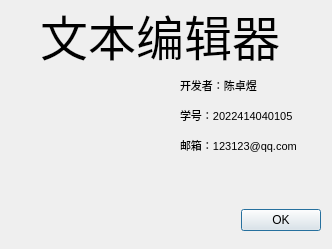
The window that aboutdialog.ui (themiss0/exp2) describes before a commit, drawn with Qt 5.
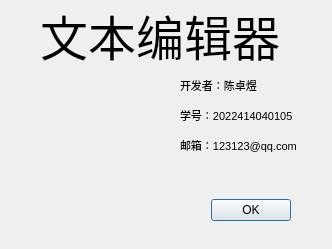
The same window after the commit. Icons and pictures are not drawn.

What changed in the file:
```diff
--- a/aboutdialog.ui
+++ b/aboutdialog.ui
@@ -16,8 +16,8 @@
   <widget class="QDialogButtonBox" name="buttonBox">
    <property name="geometry">
     <rect>
-     <x>230</x>
-     <y>200</y>
+     <x>200</x>
+     <y>190</y>
      <width>91</width>
      <height>41</height>
     </rect>
```
Left out of the diff: 24 changed lines with no effect on the pictures.
